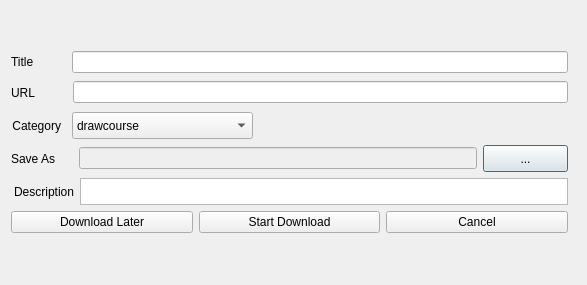
Old version of the form download/newdownloadinfodialog.ui in the repository whittmy/ManaHelper.
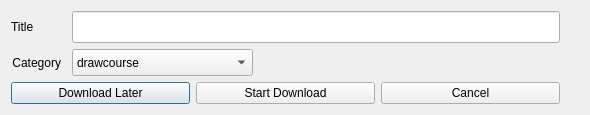
New version of the form. Icons and pictures are not drawn.

The edit to the form file:
```diff
--- a/download/newdownloadinfodialog.ui
+++ b/download/newdownloadinfodialog.ui
@@ -6,8 +6,8 @@
    <rect>
     <x>0</x>
     <y>0</y>
-    <width>587</width>
-    <height>285</height>
+    <width>590</width>
+    <height>115</height>
    </rect>
   </property>
   <property name="sizePolicy">
@@ -51,62 +51,21 @@
         </spacer>
        </item>
        <item>
-        <widget class="QLineEdit" name="_lableTitle"/>
-       </item>
-      </layout>
-     </item>
-     <item>
-      <layout class="QHBoxLayout" name="horizontalLayout">
-       <property name="spacing">
-        <number>6</number>
-       </property>
-       <property name="sizeConstraint">
-        <enum>QLayout::SetDefaultConstraint</enum>
-       </property>
-       <item alignment="Qt::AlignLeft">
-        <widget class="QLabel" name="label">
+        <widget class="QLineEdit" name="_lableTitle">
+         <property name="sizePolicy">
+          <sizepolicy hsizetype="Expanding" vsizetype="Expanding">
+           <horstretch>0</horstretch>
+           <verstretch>0</verstretch>
+          </sizepolicy>
+         </property>
          <property name="minimumSize">
           <size>
-           <width>24</width>
-           <height>27</height>
+           <width>488</width>
+           <height>25</height>
           </size>
          </property>
-         <property name="maximumSize">
-          <size>
-           <width>24</width>
-           <height>27</height>
-          </size>
-         </property>
-         <property name="text">
-          <string>URL</string>
-         </property>
-         <property name="alignment">
-          <set>Qt::AlignRight|Qt::AlignTrailing|Qt::AlignVCenter</set>
-         </property>
-         <property name="buddy">
-          <cstring>urlinput</cstring>
-         </property>
         </widget>
        </item>
-       <item>
-        <spacer name="horizontalSpacer_2">
-         <property name="orientation">
-          <enum>Qt::Horizontal</enum>
-         </property>
-         <property name="sizeType">
-          <enum>QSizePolicy::Preferred</enum>
-         </property>
-         <property name="sizeHint" stdset="0">
-          <size>
-           <width>32</width>
-           <height>0</height>
-          </size>
-         </property>
-        </spacer>
-       </item>
-       <item>
-        <widget class="QLineEdit" name="urlinput"/>
-       </item>
       </layout>
      </item>
      <item>
@@ -318,109 +277,6 @@
        </item>
       </layout>
      </item>
-     <item>
-      <layout class="QHBoxLayout" name="horizontalLayout_3">
-       <item alignment="Qt::AlignLeft">
-        <widget class="QLabel" name="label_3">
-         <property name="minimumSize">
-          <size>
-           <width>62</width>
-           <height>27</height>
-          </size>
-         </property>
-         <property name="maximumSize">
-          <size>
-           <width>42</width>
-           <height>27</height>
-          </size>
-         </property>
-         <property name="text">
-          <string>Save As</string>
-         </property>
-         <property name="alignment">
-          <set>Qt::AlignLeading|Qt::AlignLeft|Qt::AlignVCenter</set>
-         </property>
-         <property name="buddy">
-          <cstring>SaveToEdit</cstring>
-         </property>
-        </widget>
-       </item>
-       <item>
-        <widget class="QLineEdit" name="SaveToEdit">
-         <property name="enabled">
-          <bool>false</bool>
-         </property>
-        </widget>
-       </item>
-       <item>
-        <widget class="QPushButton" name="browseSaveToButton">
-         <property name="minimumSize">
-          <size>
-           <width>85</width>
-           <height>27</height>
-          </size>
-         </property>
-         <property name="maximumSize">
-          <size>
-           <width>85</width>
-           <height>27</height>
-          </size>
-         </property>
-         <property name="text">
-          <string>...</string>
-         </property>
-        </widget>
-       </item>
-      </layout>
-     </item>
-     <item>
-      <layout class="QHBoxLayout" name="horizontalLayout_4">
-       <item>
-        <widget class="QLabel" name="label_4">
-         <property name="minimumSize">
-          <size>
-           <width>63</width>
-           <height>0</height>
-          </size>
-         </property>
-         <property name="maximumSize">
-          <size>
-           <width>63</width>
-           <height>28</height>
-          </size>
-         </property>
-         <property name="text">
-          <string>Description</string>
-         </property>
-         <property name="alignment">
-          <set>Qt::AlignRight|Qt::AlignTrailing|Qt::AlignVCenter</set>
-         </property>
-         <property name="buddy">
-          <cstring>descriptionEdit</cstring>
-         </property>
-        </widget>
-       </item>
-       <item>
-        <widget class="QPlainTextEdit" name="descriptionEdit">
-         <property name="minimumSize">
-          <size>
-           <width>488</width>
-           <height>27</height>
-          </size>
-         </property>
-         <property name="maximumSize">
-          <size>
-           <width>488</width>
-           <height>27</height>
-          </size>
-         </property>
-         <property name="tabChangesFocus">
-          <bool>true</bool>
-         </property>
-        </widget>
-       </item>
-      </layout>
-     </item>
      <item>
       <layout class="QHBoxLayout" name="horizontalLayout_5">
        <item>
```
Left out of the diff: 9 changed lines with no effect on the pictures.
